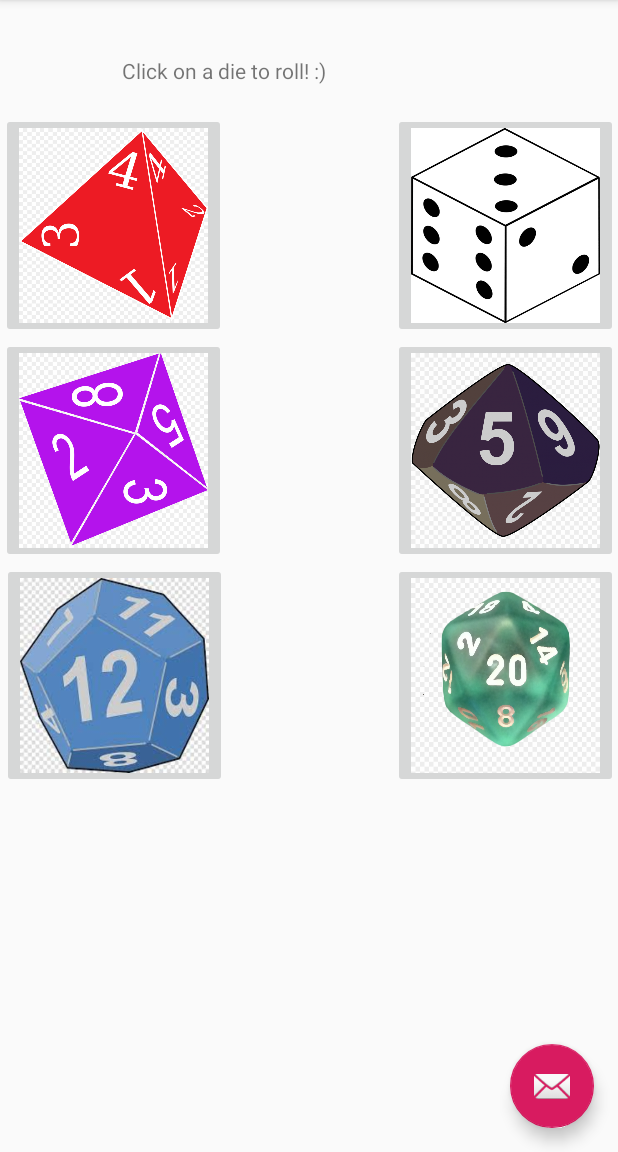
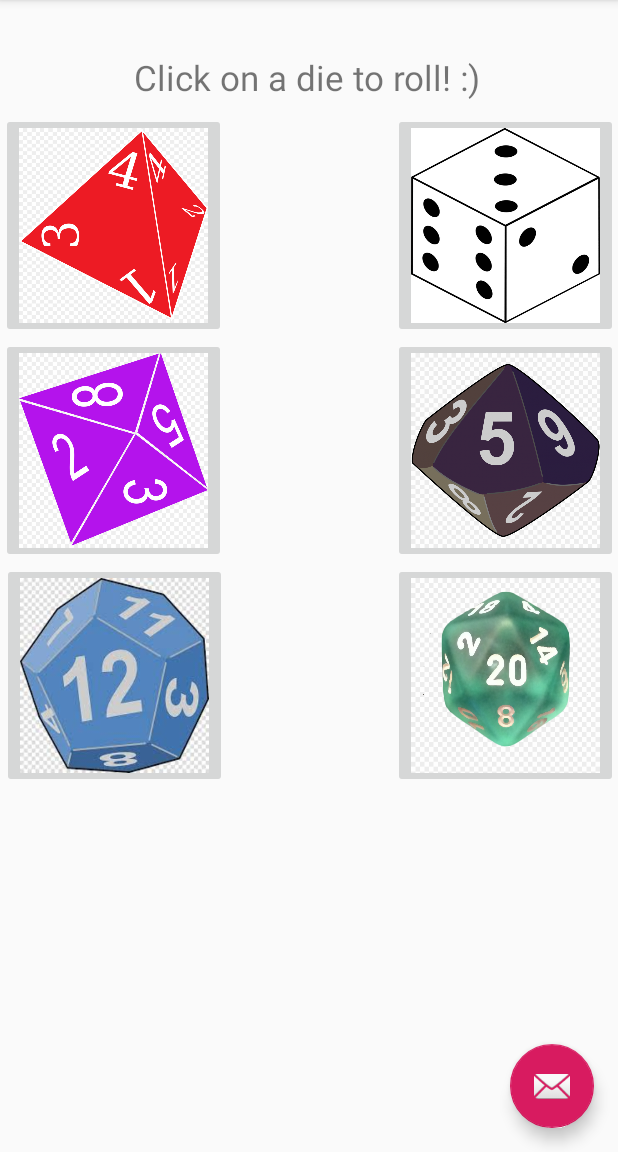
Before and after one commit to rjn4/CS125Final, an Android app: the screen it shows after launch (MainActivity), on a phone screen of 412 x 824 dp, the part 84-1236 px from its top. Run offline under Robolectric (Android 15) with nearby library versions, the phone set to English and light mode, and no system bars.

Commit message:
Fixed font size

```diff
--- a/app/src/main/res/layout/content_main.xml
+++ b/app/src/main/res/layout/content_main.xml
@@ -10,14 +10,15 @@
 
     <TextView
         android:id="@+id/textBox"
-        android:layout_width="250dp"
-        android:layout_height="30dp"
-        android:text="Click on a die to roll! :)"
+        android:layout_width="245dp"
+        android:layout_height="234dp"
+        android:text=" Click on a die to roll! :)"
+        android:textSize="23dp"
         app:layout_constraintBottom_toBottomOf="parent"
         app:layout_constraintLeft_toLeftOf="parent"
         app:layout_constraintRight_toRightOf="parent"
         app:layout_constraintTop_toTopOf="parent"
-        app:layout_constraintVertical_bias="0.051" />
+        app:layout_constraintVertical_bias="0.067" />
 
     <ImageButton
         android:id="@+id/imageButton"
```
Also changed, not shown: app/src/main/java/com/example/cs125final/MainActivity.java (+6 -6 lines).
